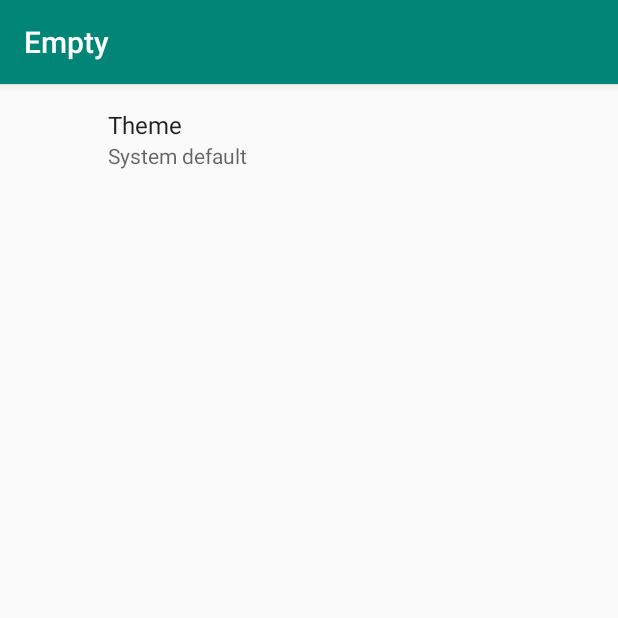
After one commit to richjhart/google_helper, an Android app: the fragment FragmentPreferences shown on its own in the app's theme, on a phone screen of 412 x 824 dp, the top half of it. The commit adds this screen. Run offline under Robolectric (Android 15) with nearby library versions, the phone set to English and light mode, and no system bars; our stand-ins replace androidx.preference.

Commit message:
Moved a lot from main app to here

```diff
--- /dev/null
+++ b/google/src/main/java/com/rjhartsoftware/googlehelper/FragmentPreferences.java
@@ -0,0 +1,28 @@
+package com.rjhartsoftware.googlehelper;
+
+import android.os.Build;
+import android.os.Bundle;
+
+import androidx.preference.PreferenceFragmentCompat;
+
+public class FragmentPreferences extends PreferenceFragmentCompat {
+
+    public static final String TAG = "_frag_settings";
+
+    public FragmentPreferences() {
+        // Required empty public constructor
+    }
+
+    @Override
+    public void onCreatePreferences(Bundle bundle, String s) {
+        setPreferencesFromResource(R.xml.preferences, s);
+
+        if (getContext() != null) {
+            if (Build.VERSION.SDK_INT < Build.VERSION_CODES.JELLY_BEAN_MR2) {
+                this.findPreference(getResources().getString(
+                        R.string.settings_theme_key)).setVisible(false);
+            }
+        }
+    }
+
+}
--- /dev/null
+++ b/google/src/main/java/com/rjhartsoftware/googlehelper/UIActivityOnBackgroundThreadException.java
@@ -0,0 +1,5 @@
+package com.rjhartsoftware.googlehelper;
+
+class UIActivityOnBackgroundThreadException extends RuntimeException {
+
+}
--- /dev/null
+++ b/google/src/main/res/color/default_text_color_state.xml
@@ -0,0 +1,5 @@
+<?xml version="1.0" encoding="utf-8"?>
+<selector xmlns:android="http://schemas.android.com/apk/res/android">
+    <item android:color="@color/default_text_color" android:state_enabled="true"/>
+    <item android:color="@color/default_text_color_disabled" />
+</selector>
--- /dev/null
+++ b/google/src/main/res/values-night/styles.xml
@@ -0,0 +1,21 @@
+<?xml version="1.0" encoding="utf-8"?>
+<resources>
+    <style name="AppTheme" parent="Theme.AppCompat.DayNight.DarkActionBar">
+        <!-- Customize your theme here. -->
+        <item name="colorPrimary">@color/colorPrimary</item>
+        <item name="colorPrimaryDark">@color/colorPrimaryDark</item>
+        <item name="colorAccent">@color/colorAccent</item>
+        <item name="preferenceTheme">@style/PreferenceThemeOverlay</item>
+        <item name="windowActionModeOverlay">true</item>
+        <item name="android:actionModeBackground">@color/colorAccent</item>
+        <item name="actionModeBackground">@color/colorAccent</item>
+    </style>
+
+    <style name="AppTheme.PopupOverlay" parent="ThemeOverlay.AppCompat.Dark">
+    </style>
+
+    <style name="CustomAlertDialogTheme" parent="Theme.AppCompat.DayNight.Dialog.Alert">
+        <item name="android:background">@color/main_background</item>
+    </style>
+
+</resources>
--- /dev/null
+++ b/google/src/main/res/values-v21/values.xml
@@ -0,0 +1,15 @@
+<?xml version="1.0" encoding="utf-8"?>
+<resources xmlns:tools="http://schemas.android.com/tools">
+    <string name="settings_theme_default" translatable="false">system</string>
+    <string-array name="settings_theme_values" tools:ignore="InconsistentArrays">
+        <item>light</item>
+        <item>dark</item>
+        <item>system</item>
+    </string-array>
+    <string-array name="settings_theme_entries_text" tools:ignore="InconsistentArrays">
+        <item>@string/settings_theme_entry_light_1</item>
+        <item>@string/settings_theme_entry_dark_1</item>
+        <item>@string/settings_theme_entry_battery_1</item>
+    </string-array>
+
+</resources>
--- /dev/null
+++ b/google/src/main/res/values-v29/values.xml
@@ -0,0 +1,8 @@
+<?xml version="1.0" encoding="utf-8"?>
+<resources xmlns:tools="http://schemas.android.com/tools">
+    <string-array name="settings_theme_entries_text" tools:ignore="InconsistentArrays">
+        <item>@string/settings_theme_entry_light_1</item>
+        <item>@string/settings_theme_entry_dark_1</item>
+        <item>@string/settings_theme_entry_system_1</item>
+    </string-array>
+</resources>
--- a/google/src/main/res/values/strings.xml
+++ b/google/src/main/res/values/strings.xml
@@ -1,4 +1,28 @@
 <resources>
+
+    <!-- Phone: Accessibility > Turn Talk Back On > Cancel and OK -->
+    <string name="general_ok_1">OK</string> <!-- DNT -->
+    <string name="general_cancel_1">Cancel</string> <!-- DNT -->
+    <string name="general_cancelling_1">Canceling…</string>
+    <!-- Ubuntu: Open Settings > Menu at top > Second item -->
+    <string name="general_help_1">Help</string> <!-- DNT -->
+    <string name="general_settings_1">Settings</string> <!-- DNT -->
+    <!-- Should be the target language, not a direct translation -->
+    <!-- Languages and Input -->
+    <string name="general_language_1">English</string> <!-- DNT -->
+    <!-- Shown when the app is loading and ad consent is required -->
+    <string name="loading_ui_wait_1">Please wait…</string>
+
+    <!-- In the very rare event that there is no browser on the device when they click on a link -->
+    <string name="open_link_failed_1">No application can handle this request. Please install a web browser.</string>
+
+    <!-- region Pro -->
+    <string name="settings_title_ads_1">Ads &amp; Pro</string>
+
+    <string name="settings_title_pro_1">Upgrade to Pro</string>
+
+    <string name="settings_title_gdpr_1">Ad personalization</string>
+    <!-- endregion -->
 
     <string name="settings_summary_pro_off_no_price">Tap to purchase, or to refresh if you\'ve purchased already.</string>
     <string name="settings_summary_pro_off">Tap to purchase (%s), or to refresh if you\'ve purchased already.</string>
@@ -7,4 +31,13 @@
     <string name="settings_summary_gdpr_personalised">Showing personalized ads. Tap to change</string>
     <string name="settings_summary_gdpr_unknown">Tap to select personalized or non-personalized ads</string>
 
+    <!-- OnePlus: Gmail > Settings > General Settings (First Item) > First Option (Title) -->
+    <string name="settings_theme_title_1">Theme</string> <!-- DNT -->
+    <!-- OnePlus: Gmail > Settings > General Settings (First Item) > First Option > First Option -->
+    <string name="settings_theme_entry_light_1">Light</string> <!-- DNT -->
+    <string name="settings_theme_entry_dark_1">Dark</string> <!-- DNT -->
+    <!-- Settings > Battery > Title of first section -->
+    <string name="settings_theme_entry_battery_1">Battery Saver</string> <!-- DNT -->
+    <string name="settings_theme_entry_system_1">System default</string> <!-- DNT -->
+
 </resources>
--- a/google/src/main/res/values/strings_backend.xml
+++ b/google/src/main/res/values/strings_backend.xml
@@ -1,5 +1,7 @@
 <?xml version="1.0" encoding="utf-8"?>
 <resources>
+    <string name="empty" translatable="false" />
+
     <string name="ad_mob_app_id" translatable="false">SET \'ad_mob_app_id\' in resources</string>
     <string name="app_name" translatable="false">google</string>
 
--- /dev/null
+++ b/google/src/main/res/values/values.xml
@@ -0,0 +1,14 @@
+<?xml version="1.0" encoding="utf-8"?>
+<resources xmlns:tools="http://schemas.android.com/tools">
+    <string name="settings_theme_key" translatable="false">settings_theme_key</string>
+    <string name="settings_theme_default" translatable="false">light</string>
+    <string-array name="settings_theme_values" tools:ignore="InconsistentArrays">
+        <item>light</item>
+        <item>dark</item>
+    </string-array>
+    <string-array name="settings_theme_entries_text" tools:ignore="InconsistentArrays">
+        <item>@string/settings_theme_entry_light_1</item>
+        <item>@string/settings_theme_entry_dark_1</item>
+    </string-array>
+
+</resources>
--- /dev/null
+++ b/google/src/main/res/xml/preferences.xml
@@ -0,0 +1,13 @@
+<?xml version="1.0" encoding="utf-8"?>
+<resources xmlns:android="http://schemas.android.com/apk/res/android">
+    <ListPreference
+        android:defaultValue="@string/settings_theme_default"
+        android:dialogTitle="@string/settings_theme_title_1"
+        android:entries="@array/settings_theme_entries_text"
+        android:entryValues="@array/settings_theme_values"
+        android:key="@string/settings_theme_key"
+        android:layout="@layout/pref_layout"
+        android:summary="%s"
+        android:title="@string/settings_theme_title_1"
+        />
+</resources>
```
Also changed, not shown: google/build.gradle (+13 -10 lines), google/src/main/java/com/rjhartsoftware/googlehelper/App.java (added, +47 -0 lines), google/src/main/java/com/rjhartsoftware/googlehelper/BackgroundActivityOnMainThreadException.java (added, +11 -0 lines), google/src/main/java/com/rjhartsoftware/googlehelper/Truss.java (added, +80 -0 lines), google/src/main/java/com/rjhartsoftware/googlehelper/Utils.java (added, +90 -0 lines), google/src/main/res/layout/pref_category.xml (added, +13 -0 lines), google/src/main/res/layout/pref_layout.xml (added, +49 -0 lines), google/src/main/res/values-night/colors.xml (added, +24 -0 lines), google/src/main/res/values/colors.xml (added, +22 -0 lines), google/src/main/res/values/styles.xml (added, +58 -0 lines), 4 other files.
